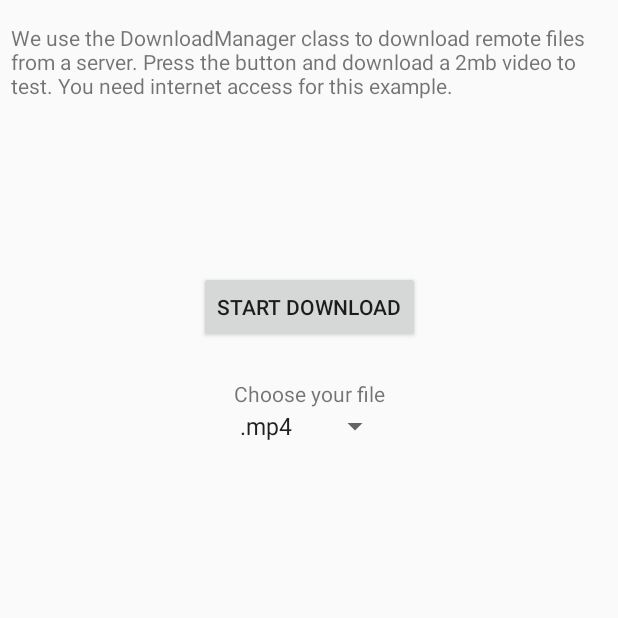
After one commit to Elvishrdz/Android_Exp, an Android app: the TheDownloadManager screen opened directly, with no data from a screen before it, on a phone screen of 412 x 824 dp, the top half of it. The commit adds this screen. Run offline under Robolectric (Android 15) with nearby library versions, the phone set to English and light mode, and no system bars.

Commit message:
download manager - basics

```diff
--- a/app/src/main/AndroidManifest.xml
+++ b/app/src/main/AndroidManifest.xml
@@ -1,6 +1,8 @@
 <?xml version="1.0" encoding="utf-8"?>
 <manifest xmlns:android="http://schemas.android.com/apk/res/android"
     package="com.eahm.androidexp">
+
+    <uses-permission android:name="android.permission.INTERNET"/>
 
     <application
         android:allowBackup="true"
@@ -9,7 +11,8 @@
         android:roundIcon="@mipmap/ic_launcher_round"
         android:supportsRtl="true"
         android:theme="@style/AppTheme">
-        <activity android:name=".MainActivity">
+        <activity android:name=".ui.TheDownloadManager"/>
+        <activity android:name=".ui.MainActivity">
             <intent-filter>
                 <action android:name="android.intent.action.MAIN" />
 
--- a/app/src/main/java/com/eahm/androidexp/MainActivity.kt
+++ b/app/src/main/java/com/eahm/androidexp/ui/MainActivity.kt
@@ -1,10 +1,11 @@
-package com.eahm.androidexp
+package com.eahm.androidexp.ui
 
 import androidx.appcompat.app.AppCompatActivity
 import android.os.Bundle
 import androidx.recyclerview.widget.DividerItemDecoration
 import com.eahm.androidexp.adapters.MainAdapter
 import androidx.recyclerview.widget.LinearLayoutManager
+import com.eahm.androidexp.R
 import com.eahm.androidexp.models.MenuElement
 import kotlinx.android.synthetic.main.activity_main.*
 
@@ -15,6 +16,11 @@ class MainActivity : AppCompatActivity() {
             "Menu is ready",
             "Lets implement some awesome android features!",
             MainActivity::class.java
+        ),
+        MenuElement(
+            "DownloadManager",
+            "Use this android class to download files from a remote server. You need internet for this example",
+            TheDownloadManager::class.java
         )
     )
 
--- /dev/null
+++ b/app/src/main/java/com/eahm/androidexp/ui/TheDownloadManager.kt
@@ -0,0 +1,100 @@
+package com.eahm.androidexp.ui
+
+import android.app.DownloadManager
+import android.content.Context
+import android.net.Uri
+import androidx.appcompat.app.AppCompatActivity
+import android.os.Bundle
+import android.util.Log
+import android.view.View
+import android.widget.AdapterView
+import com.eahm.androidexp.R
+import kotlinx.android.synthetic.main.activity_download_manager.*
+
+class TheDownloadManager : AppCompatActivity() {
+
+    //region variables
+    private val tag = "TheDownloadManager"
+    private val urlMp4 = "https://video.openedu.tw/Examples/big_buck_bunny_720p_10mb.mp4"
+    private val urlM3U8 = "https://content.jwplatform.com/manifests/yp34SRmf.m3u8"
+    private val urlMP3 = "https://host2.rj-mw1.com/media/podcast/mp3-192/Tehranto-41.mp3"
+    private val urlOGG = "http://backyard.vaslapp.com/res/036e77f0-a94e-4165-9832-1a8e39c1e089/USER_FILES/audio.ogg"
+
+    private lateinit var downloadManager : DownloadManager
+    private lateinit var currentUri : Uri
+    //endregion variables
+
+    override fun onCreate(savedInstanceState: Bundle?) {
+        super.onCreate(savedInstanceState)
+        setContentView(R.layout.activity_download_manager)
+
+        /**
+         * Getting Started
+         * 1. Create a variable of type DownloadManager and initialize it
+         *  1.1 Get the system services and pass as parameter Context.DOWNLOAD_SERVICE
+         *  1.2 Cast the service as DownloadManager
+         *
+         * 2. Provide a Uri (from android.net.uri) with a file URL
+         * 3. Create a DownloadManager.Request with the uri.
+         *  3.1 Specify a notification visibility
+         *
+         * 4. Add the request to the downloadManager reference
+         * 5. REMEMBER to declare the INTERNET permission in the Manifest (See AndroidManifest.xml)
+         *
+         * Done!
+         */
+
+        downloadManager = getSystemService(Context.DOWNLOAD_SERVICE) as DownloadManager
+
+        sDMFile.onItemSelectedListener = object : AdapterView.OnItemSelectedListener{
+            override fun onNothingSelected(parent: AdapterView<*>?) {
+
+            }
+
+            override fun onItemSelected(parent: AdapterView<*>?, view: View?, position: Int, id: Long) {
+                Log.i(tag, "position: $position")
+                setCurrentFile(position)
+            }
+
+        }
+
+        btnDMDownload.setOnClickListener{
+            val downloadRequest = DownloadManager.Request(currentUri)
+            downloadRequest.setNotificationVisibility(DownloadManager.Request.VISIBILITY_VISIBLE_NOTIFY_COMPLETED)
+
+            /**
+             * Execute the download by calling ...enqueue(...)
+             *
+             * Also use:
+             * 'val downloadUniqueID = downloadManager.enqueue(downloadRequest)'
+             * to obtain the download ID. This ID is used to make future calls related to this download.
+              */
+            downloadManager.enqueue(downloadRequest)
+        }
+    }
+    /**
+     * Set a different URL to download a specific file type.
+     *
+     * @param type of file to download. 0 = MP4, 1 = M3U8, 2 = MP3, 3 = OGG
+     */
+    private fun setCurrentFile(type : Int){
+
+        val selectedUri : Uri = when(type){
+            1 -> {
+                Uri.parse(urlM3U8)
+            }
+            2 -> {
+                Uri.parse(urlMP3)
+            }
+            3 -> {
+                Uri.parse(urlOGG)
+            }
+            else -> {
+                Uri.parse(urlMp4)
+            }
+        }
+
+        currentUri = selectedUri
+    }
+
+}
--- /dev/null
+++ b/app/src/main/res/layout/activity_download_manager.xml
@@ -0,0 +1,55 @@
+<?xml version="1.0" encoding="utf-8"?>
+<androidx.constraintlayout.widget.ConstraintLayout xmlns:android="http://schemas.android.com/apk/res/android"
+    xmlns:app="http://schemas.android.com/apk/res-auto"
+    xmlns:tools="http://schemas.android.com/tools"
+    android:layout_width="match_parent"
+    android:layout_height="match_parent"
+    android:padding="7dp"
+    tools:context=".ui.TheDownloadManager">
+
+    <TextView
+        android:id="@+id/tvDMDescription"
+        android:layout_width="wrap_content"
+        android:layout_height="wrap_content"
+        android:layout_marginTop="8dp"
+        android:text="@string/download_manager_description"
+        app:layout_constraintEnd_toEndOf="parent"
+        app:layout_constraintStart_toStartOf="parent"
+        app:layout_constraintTop_toTopOf="parent" />
+
+    <Button
+        android:id="@+id/btnDMDownload"
+        android:layout_width="wrap_content"
+        android:layout_height="wrap_content"
+        android:text="@string/download_start"
+        app:layout_constraintBottom_toTopOf="@+id/tvDMChooseFile"
+        app:layout_constraintEnd_toEndOf="parent"
+        app:layout_constraintStart_toStartOf="parent"
+        app:layout_constraintTop_toBottomOf="@+id/tvDMDescription"
+        app:layout_constraintVertical_bias="0.18"
+        app:layout_constraintVertical_chainStyle="packed" />
+
+    <TextView
+        android:id="@+id/tvDMChooseFile"
+        android:layout_width="0dp"
+        android:layout_height="wrap_content"
+        android:layout_marginTop="24dp"
+        android:text="@string/choose_your_file"
+        android:gravity="center_horizontal"
+        app:layout_constraintBottom_toTopOf="@+id/sDMFile"
+        app:layout_constraintEnd_toEndOf="parent"
+        app:layout_constraintStart_toStartOf="parent"
+        app:layout_constraintTop_toBottomOf="@+id/btnDMDownload" />
+
+    <Spinner
+        android:id="@+id/sDMFile"
+        android:layout_width="wrap_content"
+        android:layout_height="wrap_content"
+        android:entries="@array/file_types"
+        android:textAlignment="center"
+        app:layout_constraintBottom_toBottomOf="parent"
+        app:layout_constraintEnd_toEndOf="parent"
+        app:layout_constraintStart_toStartOf="parent"
+        app:layout_constraintTop_toBottomOf="@+id/tvDMChooseFile" />
+
+</androidx.constraintlayout.widget.ConstraintLayout>
--- a/app/src/main/res/layout/activity_main.xml
+++ b/app/src/main/res/layout/activity_main.xml
@@ -6,7 +6,7 @@
     android:layout_height="match_parent"
     android:paddingLeft="7dp"
     android:paddingRight="7dp"
-    tools:context=".MainActivity">
+    tools:context=".ui.MainActivity">
 
     <TextView
         android:id="@+id/tvTitle"
--- a/app/src/main/res/values/strings.xml
+++ b/app/src/main/res/values/strings.xml
@@ -1,4 +1,14 @@
 <resources>
     <string name="app_name">AndroidExperiments</string>
     <string name="android_development">Android Development</string>
+    <string name="download_manager_description">We use the DownloadManager class to download remote files from a server. Press the button and download a 2mb video to test. You need internet access for this example.</string>
+    <string name="download_start">Start Download</string>
+    <string name="choose_your_file">Choose your file</string>
+
+    <array name="file_types">
+        <item>.mp4</item>
+        <item>.m3u8</item>
+        <item>.mp3</item>
+        <item>.ogg</item>
+    </array>
 </resources>
```
